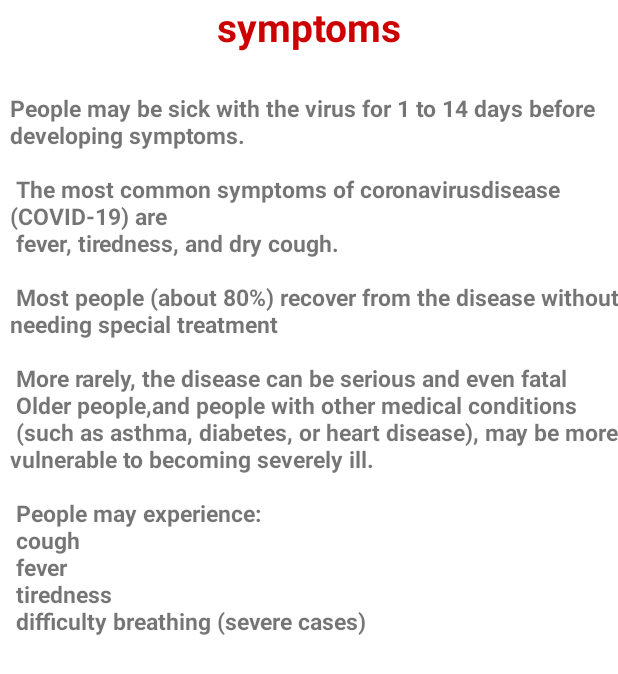
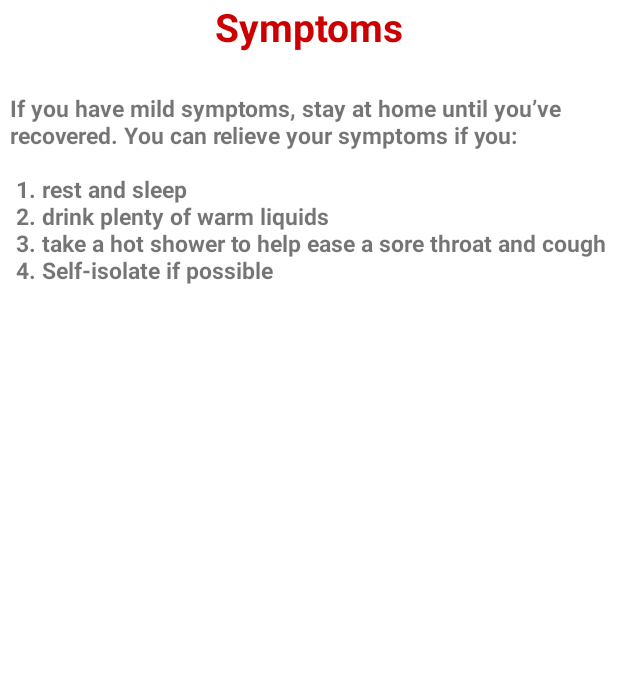
Before and after one commit to mohamedkhaledalizayed/Covid19, an Android app: the screen it shows after launch (InformationActivity), after a tap on "Symptoms", on a phone screen of 412 x 824 dp. Shown: the top 674 px of the screen. Run offline under Robolectric (Android 15) with nearby library versions, the phone set to English and light mode, and no system bars; our stand-ins replace Dagger/Hilt's generated code, sdp/ssp sizes; pictures from the network do not load.

Commit message:
Format Details Text

```diff
--- a/app/src/main/java/com/itgds/covid19/view/activity/InformationActivity.kt
+++ b/app/src/main/java/com/itgds/covid19/view/activity/InformationActivity.kt
@@ -1,7 +1,6 @@
 package com.itgds.covid19.view.activity
 
 import android.os.Bundle
-import android.util.Log
 import androidx.appcompat.app.AppCompatActivity
 import com.itgds.covid19.R
 import kotlinx.android.synthetic.main.activity_information.*
@@ -11,12 +10,20 @@ class InformationActivity : AppCompatActivity() {
     override fun onCreate(savedInstanceState: Bundle?) {
         super.onCreate(savedInstanceState)
         setContentView(R.layout.activity_information)
-        Log.e("test",intent.getStringExtra("data"))
-        tv_title.text = intent.getStringExtra("data")
+
         when (intent.getStringExtra("data")) {
-            "treatment" -> tv_info.setText(R.string.treatment_text)
-            "symptoms" -> tv_info.setText(R.string.symptoms_text)
-            "prevention" -> tv_info.setText(R.string.prevention_text)
+            "treatment" -> {
+                tv_info.setText(R.string.treatment_text)
+                tv_title.text = "Treatment"
+            }
+            "symptoms" -> {
+                tv_info.setText(R.string.treatment_text)
+                tv_title.text = "Symptoms"
+            }
+            "prevention" -> {
+                tv_info.setText(R.string.treatment_text)
+                tv_title.text = "Prevention"
+            }
         }
     }
 }
```
